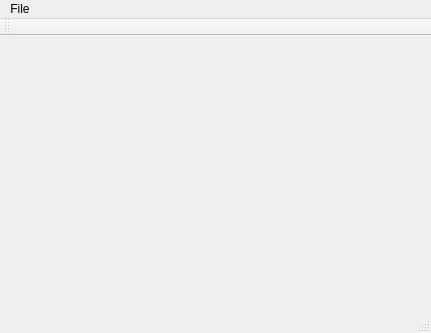
First picture: the form in PdfForQtViewer/pdfviewermainwindow.ui, repository JakubMelka/PDF4QT, before the edit.
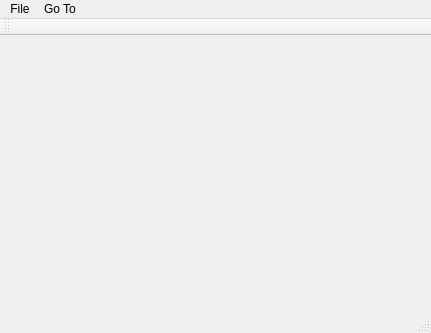
Second picture: the form after the edit.

```diff
--- a/PdfForQtViewer/pdfviewermainwindow.ui
+++ b/PdfForQtViewer/pdfviewermainwindow.ui
@@ -31,7 +31,13 @@
     <addaction name="actionClose"/>
     <addaction name="actionQuit"/>
    </widget>
+   <widget class="QMenu" name="menuGoTo">
+    <property name="title">
+     <string>Go To</string>
+    </property>
+   </widget>
    <addaction name="menuFile"/>
+   <addaction name="menuGoTo"/>
   </widget>
   <widget class="QToolBar" name="mainToolBar">
    <attribute name="toolBarArea">
```
